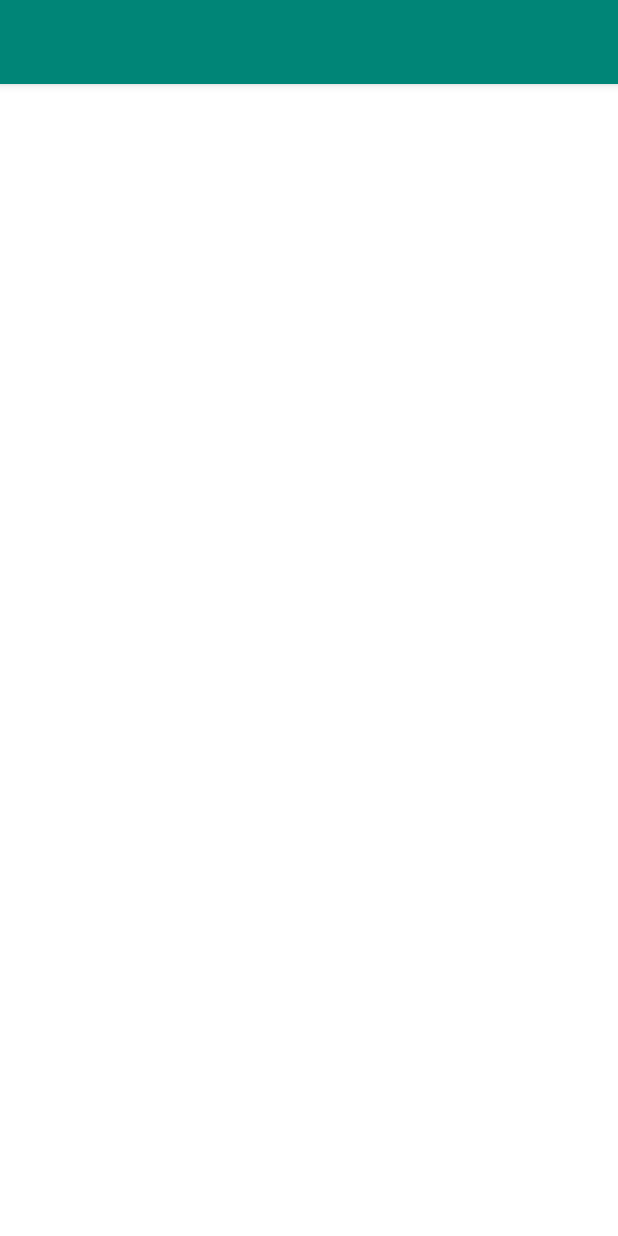
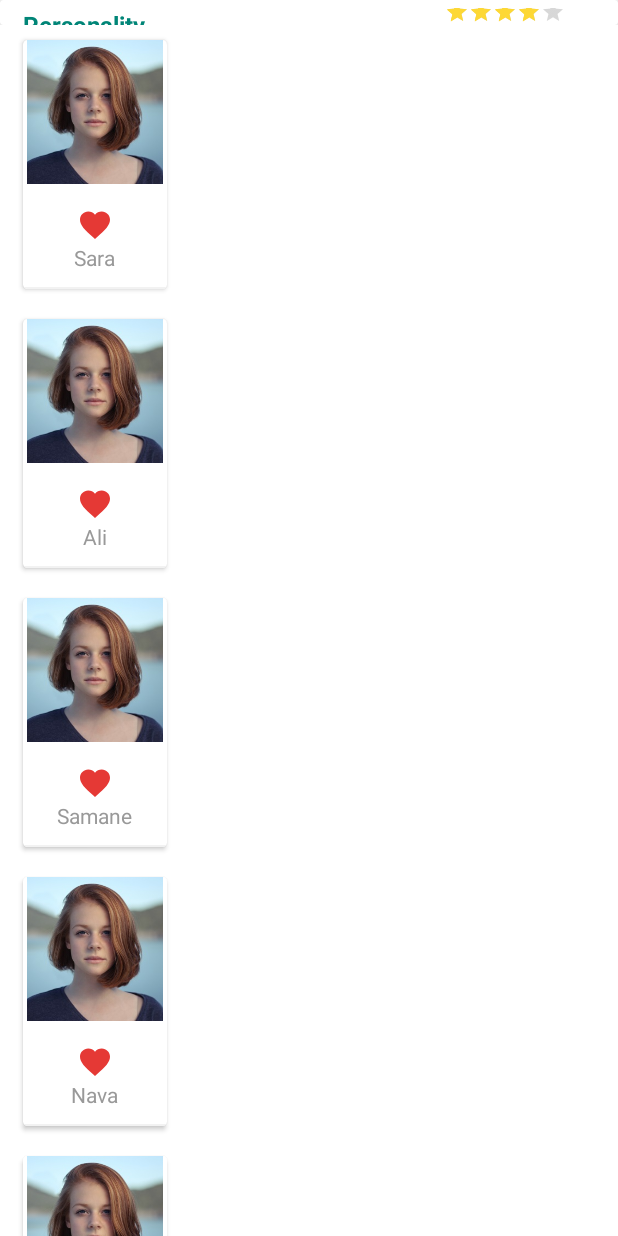
Before and after one commit to zahramsv/PopularityAndroid, an Android app: the fragment InstagramPopularityFragment shown on its own in the app's theme, on a phone screen of 412 x 824 dp. Run offline under Robolectric (Android 15) with nearby library versions, the phone set to English and light mode, and no system bars; our stand-ins replace CircleImageView.

Commit message:
Adapters

```diff
--- a/app/build.gradle
+++ b/app/build.gradle
@@ -38,6 +38,6 @@ dependencies {
 
     // Library added
 
-    implementation 'com.github.charlieAndroidDev:Instagram4Android:0.2.7'    //instagram api
-    implementation 'com.mikhaellopez:circularimageview:4.1.0'         // circle image view
+    implementation 'com.github.charlieAndroidDev:Instagram4Android:0.2.7'    // instagram api
+    implementation 'de.hdodenhof:circleimageview:3.0.1'                // Circle ImageView
 }
--- a/app/src/main/AndroidManifest.xml
+++ b/app/src/main/AndroidManifest.xml
@@ -13,7 +13,7 @@
         android:theme="@style/AppTheme"
         tools:ignore="GoogleAppIndexingWarning">
         <activity
-            android:name=".Activities.MainActivity"
+            android:name=".activity.MainActivity"
             android:theme="@style/AppTheme.Launcher"
             android:screenOrientation="portrait">
             <intent-filter>
--- a/app/src/main/java/com/example/popularity/Fragments/InstagramPopularityFragment.java
+++ /dev/null
@@ -1,39 +0,0 @@
-package com.example.popularity.Fragments;
-
-import android.os.Bundle;
-import android.view.LayoutInflater;
-import android.view.View;
-import android.view.ViewGroup;
-import com.example.popularity.Utils.BaseFragment;
-import com.example.popularity.R;
-
-public class InstagramPopularityFragment extends BaseFragment {
-
-
-    public InstagramPopularityFragment() {
-        // Required empty public constructor
-    }
-
-
-    public static InstagramPopularityFragment newInstance() {
-        InstagramPopularityFragment fragment = new InstagramPopularityFragment();
-        return fragment;
-    }
-
-    @Override
-    public void onCreate(Bundle savedInstanceState) {
-        super.onCreate(savedInstanceState);
-
-    }
-
-    @Override
-    public View onCreateView(LayoutInflater inflater, ViewGroup container,
-                             Bundle savedInstanceState) {
-        // Inflate the layout for this fragment
-        View view = inflater.inflate(R.layout.fragment_instageam_popularity, container, false);
-        return view;
-    }
-
-
-
-}
--- a/app/src/main/java/com/example/popularity/Activities/MainActivity.java
+++ b/app/src/main/java/com/example/popularity/activity/MainActivity.java
@@ -1,4 +1,4 @@
-package com.example.popularity.Activities;
+package com.example.popularity.activity;
 
 import android.app.Dialog;
 import android.os.Handler;
@@ -15,17 +15,17 @@ import android.widget.Button;
 import android.widget.ImageView;
 import android.widget.TextView;
 
-import com.example.popularity.Fragments.InstagramPopularityFragment;
-import com.example.popularity.Fragments.LoginFragment;
-import com.example.popularity.Fragments.MenuDrawer;
-import com.example.popularity.Fragments.SplashFragment;
-import com.example.popularity.Utils.BaseFragment;
+import com.example.popularity.fragment.InstagramPopularityFragment;
+import com.example.popularity.fragment.LoginFragment;
+import com.example.popularity.fragment.MenuDrawerFragment;
+import com.example.popularity.fragment.SplashFragment;
+import com.example.popularity.utils.BaseFragment;
 import com.example.popularity.R;
 import dev.niekirk.com.instagram4android.Instagram4Android;
 import dev.niekirk.com.instagram4android.requests.payload.InstagramLoginResult;
 
 public class MainActivity extends AppCompatActivity implements
-        MenuDrawer.OnSlidingMenuFragmentListener
+        MenuDrawerFragment.OnSlidingMenuFragmentListener
 {
 
     private TextInputEditText username, password;
@@ -34,7 +34,7 @@ public class MainActivity extends AppCompatActivity implements
     private Instagram4Android instagram;
 
     DrawerLayout                    drawerLayout;
-    MenuDrawer             slidingMenuFragment;
+    MenuDrawerFragment slidingMenuFragment;
 
     @Override
     protected void onCreate(Bundle savedInstanceState) {
@@ -42,7 +42,7 @@ public class MainActivity extends AppCompatActivity implements
         setContentView(R.layout.activity_main);
 
         drawerLayout    = findViewById(R.id.drawer_layout);
-        slidingMenuFragment = (MenuDrawer) getSupportFragmentManager().findFragmentById(R.id.fragment_nd);
+        slidingMenuFragment = (MenuDrawerFragment) getSupportFragmentManager().findFragmentById(R.id.fragment_nd);
 
         openFragment(new SplashFragment(),false);
 
--- /dev/null
+++ b/app/src/main/java/com/example/popularity/adapter/FriendsListAdapter.java
@@ -0,0 +1,69 @@
+package com.example.popularity.adapter;
+
+import android.content.Context;
+import android.support.annotation.NonNull;
+import android.support.v7.widget.RecyclerView;
+import android.view.LayoutInflater;
+import android.view.View;
+import android.view.ViewGroup;
+import android.widget.ImageView;
+import android.widget.TextView;
+
+import com.example.popularity.R;
+import com.example.popularity.model.Friend;
+
+import java.util.ArrayList;
+import java.util.List;
+
+import de.hdodenhof.circleimageview.CircleImageView;
+
+public class FriendsListAdapter extends RecyclerView.Adapter<FriendsListAdapter.FriendsHolder> {
+
+
+    private List<Friend> friends = new ArrayList<>();
+    private Context context;
+
+    public FriendsListAdapter(List<Friend> friends, Context context) {
+        this.friends = friends;
+        this.context = context;
+    }
+
+    @NonNull
+    @Override
+    public FriendsHolder onCreateViewHolder(@NonNull ViewGroup viewGroup, int i) {
+
+        View v = LayoutInflater.from(viewGroup.getContext()).inflate(R.layout.item_friend, viewGroup, false);
+        return new FriendsHolder(v);
+
+    }
+
+    @Override
+    public void onBindViewHolder(@NonNull FriendsHolder friendsHolder, int i) {
+
+        if (friendsHolder instanceof FriendsHolder) {
+            FriendsHolder view = (FriendsHolder) friendsHolder;
+            final Friend obj = friends.get(i);
+            view.username.setText(obj.getName());
+        }
+    }
+
+    @Override
+    public int getItemCount() {
+        return friends.size();
+    }
+
+    public class FriendsHolder extends RecyclerView.ViewHolder {
+
+        //CircleImageView profile_image;
+        private ImageView ic_rate;
+        private TextView username;
+        private ImageView profile_image;
+
+        public FriendsHolder(@NonNull View itemView) {
+            super(itemView);
+            profile_image = itemView.findViewById(R.id.profile_image);
+            ic_rate = itemView.findViewById(R.id.rate);
+            username = itemView.findViewById(R.id.username);
+        }
+    }
+}
--- /dev/null
+++ b/app/src/main/java/com/example/popularity/adapter/RateListAdapter.java
@@ -0,0 +1,63 @@
+package com.example.popularity.adapter;
+
+import android.content.Context;
+import android.support.annotation.NonNull;
+import android.support.v7.widget.AppCompatRatingBar;
+import android.support.v7.widget.RecyclerView;
+import android.view.LayoutInflater;
+import android.view.View;
+import android.view.ViewGroup;
+import android.widget.TextView;
+
+import com.example.popularity.R;
+import com.example.popularity.model.Friend;
+import com.example.popularity.model.Rate;
+
+import java.util.ArrayList;
+import java.util.List;
+
+public class RateListAdapter extends RecyclerView.Adapter<RateListAdapter.RateHolder> {
+
+
+    private List<Rate> rates = new ArrayList<>();
+    private Context context;
+
+    public RateListAdapter(List<Rate> rates, Context context) {
+        this.rates = rates;
+        this.context = context;
+    }
+
+    @NonNull
+    @Override
+    public RateHolder onCreateViewHolder(@NonNull ViewGroup viewGroup, int i) {
+        View view = LayoutInflater.from(viewGroup.getContext()).inflate(R.layout.item_rate, viewGroup, false);
+        return new RateHolder(view);
+    }
+
+    @Override
+    public void onBindViewHolder(@NonNull RateHolder rateHolder, int i) {
+
+        if (rateHolder instanceof RateHolder) {
+            RateHolder view =  rateHolder;
+            final Rate o = rates.get(i);
+            view.attribute.setText(o.getAttribute());
+        }
+    }
+
+    @Override
+    public int getItemCount() {
+        return rates.size();
+    }
+
+    public class RateHolder extends RecyclerView.ViewHolder {
+
+
+        private TextView attribute;
+        private AppCompatRatingBar ratingBar;
+        public RateHolder(@NonNull View itemView) {
+            super(itemView);
+            attribute=itemView.findViewById(R.id.attribute);
+            ratingBar=itemView.findViewById(R.id.rating);
+        }
+    }
+}
--- /dev/null
+++ b/app/src/main/java/com/example/popularity/fragment/InstagramPopularityFragment.java
@@ -0,0 +1,81 @@
+package com.example.popularity.fragment;
+
+import android.os.Bundle;
+import android.support.v7.widget.LinearLayoutManager;
+import android.support.v7.widget.RecyclerView;
+import android.view.LayoutInflater;
+import android.view.View;
+import android.view.ViewGroup;
+
+import com.example.popularity.adapter.FriendsListAdapter;
+import com.example.popularity.adapter.RateListAdapter;
+import com.example.popularity.model.Friend;
+import com.example.popularity.model.Rate;
+import com.example.popularity.utils.BaseFragment;
+import com.example.popularity.R;
+
+import java.util.ArrayList;
+import java.util.List;
+
+public class InstagramPopularityFragment extends BaseFragment {
+
+
+    private RecyclerView favorites_recycler_view,friends_recycler_view;
+
+    public InstagramPopularityFragment() {
+        // Required empty public constructor
+    }
+
+
+    public static InstagramPopularityFragment newInstance() {
+        InstagramPopularityFragment fragment = new InstagramPopularityFragment();
+        return fragment;
+    }
+
+    @Override
+    public void onCreate(Bundle savedInstanceState) {
+        super.onCreate(savedInstanceState);
+
+    }
+
+    @Override
+    public View onCreateView(LayoutInflater inflater, ViewGroup container,
+                             Bundle savedInstanceState) {
+        // Inflate the layout for this fragment
+        View view = inflater.inflate(R.layout.fragment_instageam_popularity, container, false);
+
+
+        friends_recycler_view=view.findViewById(R.id.friends_recycler_view);
+        LinearLayoutManager layoutManager1=new LinearLayoutManager(getActivity(),LinearLayoutManager.VERTICAL,false);
+        friends_recycler_view.setLayoutManager(layoutManager1);
+
+        List<Friend> friends=new ArrayList<>();
+        friends.add(new Friend("Sara",false));
+        friends.add(new Friend("Ali",false));
+        friends.add(new Friend("Samane",false));
+        friends.add(new Friend("Nava",false));
+        friends.add(new Friend("Hani",false));
+        friends.add(new Friend("Fereshte",false));
+        FriendsListAdapter friendsListAdapter=new FriendsListAdapter(friends,getActivity());
+        friends_recycler_view.setAdapter(friendsListAdapter);
+
+
+
+        favorites_recycler_view=view.findViewById(R.id.favorites_recycler_view);
+        LinearLayoutManager layoutManager=new LinearLayoutManager(getActivity(),LinearLayoutManager.HORIZONTAL,false);
+        favorites_recycler_view.setLayoutManager(layoutManager);
+        List<Rate> rates=new ArrayList<>();
+        rates.add(new Rate("Personality",3));
+        rates.add(new Rate("Beauty",2));
+        rates.add(new Rate("Style",5));
+        rates.add(new Rate("Good Content!",3));
+        RateListAdapter rateListAdapter=new RateListAdapter(rates,getActivity());
+        favorites_recycler_view.setAdapter(rateListAdapter);
+
+
+        return view;
+    }
+
+
+
+}
--- a/app/src/main/java/com/example/popularity/Fragments/LoginFragment.java
+++ b/app/src/main/java/com/example/popularity/fragment/LoginFragment.java
@@ -1,4 +1,4 @@
-package com.example.popularity.Fragments;
+package com.example.popularity.fragment;
 
 import android.os.Bundle;
 import android.view.LayoutInflater;
@@ -6,7 +6,7 @@ import android.view.View;
 import android.view.ViewGroup;
 import android.view.animation.Animation;
 import android.widget.Button;
-import com.example.popularity.Utils.BaseFragment;
+import com.example.popularity.utils.BaseFragment;
 import com.example.popularity.R;
 
 public class LoginFragment extends BaseFragment {
--- a/app/src/main/java/com/example/popularity/Fragments/MenuDrawer.java
+++ b/app/src/main/java/com/example/popularity/fragment/MenuDrawerFragment.java
@@ -1,4 +1,4 @@
-package com.example.popularity.Fragments;
+package com.example.popularity.fragment;
 
 import android.content.Context;
 import android.os.Bundle;
@@ -15,7 +15,7 @@ import android.widget.Button;
 import com.example.popularity.R;
 
 
-public class MenuDrawer extends Fragment {
+public class MenuDrawerFragment extends Fragment {
 
     private ActionBarDrawerToggle drawertoogle;
     private DrawerLayout my_drawer_layout;
@@ -23,7 +23,7 @@ public class MenuDrawer extends Fragment {
     private Button                          btn1,btn2;
     private OnSlidingMenuFragmentListener   mListener;
 
-    public MenuDrawer(){}
+    public MenuDrawerFragment(){}
 
     @Override
     public View onCreateView(LayoutInflater inflater, ViewGroup container, Bundle savedInstanceState) {
--- a/app/src/main/java/com/example/popularity/Fragments/SplashFragment.java
+++ b/app/src/main/java/com/example/popularity/fragment/SplashFragment.java
@@ -1,4 +1,4 @@
-package com.example.popularity.Fragments;
+package com.example.popularity.fragment;
 
 import android.net.Uri;
 import android.os.Bundle;
@@ -6,7 +6,7 @@ import android.support.v4.app.Fragment;
 import android.view.LayoutInflater;
 import android.view.View;
 import android.view.ViewGroup;
-import com.example.popularity.Utils.BaseFragment;
+import com.example.popularity.utils.BaseFragment;
 import com.example.popularity.R;
 
 /**
--- /dev/null
+++ b/app/src/main/java/com/example/popularity/model/Friend.java
@@ -0,0 +1,44 @@
+package com.example.popularity.model;
+
+public class Friend {
+
+    public int image;
+    public String name;
+    public boolean rate;
+
+    public Friend(String name, boolean rate) {
+        this.name = name;
+        this.rate = rate;
+    }
+
+
+    public Friend(int image, String name, boolean rate) {
+        this.image = image;
+        this.name = name;
+        this.rate = rate;
+    }
+
+    public int getImage() {
+        return image;
+    }
+
+    public void setImage(int image) {
+        this.image = image;
+    }
+
+    public String getName() {
+        return name;
+    }
+
+    public void setName(String name) {
+        this.name = name;
+    }
+
+    public boolean isRate() {
+        return rate;
+    }
+
+    public void setRate(boolean rate) {
+        this.rate = rate;
+    }
+}
--- /dev/null
+++ b/app/src/main/java/com/example/popularity/model/Rate.java
@@ -0,0 +1,28 @@
+package com.example.popularity.model;
+
+public class Rate {
+
+    private String attribute;
+    private int Rate;
+
+    public Rate(String attribute, int rate) {
+        this.attribute = attribute;
+        Rate = rate;
+    }
+
+    public String getAttribute() {
+        return attribute;
+    }
+
+    public void setAttribute(String attribute) {
+        this.attribute = attribute;
+    }
+
+    public int getRate() {
+        return Rate;
+    }
+
+    public void setRate(int rate) {
+        Rate = rate;
+    }
+}
--- a/app/src/main/java/com/example/popularity/Utils/BaseFragment.java
+++ b/app/src/main/java/com/example/popularity/utils/BaseFragment.java
@@ -1,4 +1,4 @@
-package com.example.popularity.Utils;
+package com.example.popularity.utils;
 
 import android.support.v4.app.Fragment;
 
--- a/app/src/main/res/layout/activity_main.xml
+++ b/app/src/main/res/layout/activity_main.xml
@@ -7,7 +7,7 @@
     android:layout_width="match_parent"
     android:layout_height="match_parent"
     android:background="@color/white"
-    tools:context=".Activities.MainActivity">
+    tools:context=".activity.MainActivity">
 
    <LinearLayout
        android:layout_width="match_parent"
@@ -47,7 +47,7 @@
    </LinearLayout>
     <fragment
         android:id="@+id/fragment_nd"
-        android:name="com.example.popularity.Fragments.MenuDrawer"
+        android:name="com.example.popularity.fragment.MenuDrawerFragment"
         android:layout_width="280dp"
         android:layout_height="match_parent"
         android:layout_gravity="start"
--- a/app/src/main/res/layout/fragment_instageam_popularity.xml
+++ b/app/src/main/res/layout/fragment_instageam_popularity.xml
@@ -4,15 +4,39 @@
     android:layout_width="match_parent"
     android:layout_height="match_parent"
     android:background="@color/white"
-    tools:context=".Fragments.InstagramPopularityFragment">
+    tools:context=".fragment.InstagramPopularityFragment">
 
 
-    <android.support.design.widget.AppBarLayout
+    <LinearLayout
         android:layout_width="match_parent"
-        android:layout_height="wrap_content">
+        android:layout_height="match_parent"
+        android:orientation="vertical"
+        android:weightSum="3">
 
-        <include layout="@layout/toolbar" />
 
-    </android.support.design.widget.AppBarLayout>
+        <android.support.v7.widget.RecyclerView
+            tools:listitem="@layout/item_rate"
+            android:id="@+id/favorites_recycler_view"
+            android:layout_width="match_parent"
+            android:layout_height="wrap_content"
+            android:layout_weight="1.7">
+
+        </android.support.v7.widget.RecyclerView>
+
+
+        <android.support.v7.widget.RecyclerView
+            android:orientation="horizontal"
+            tools:listitem="@layout/item_friend"
+            android:id="@+id/friends_recycler_view"
+            android:layout_width="match_parent"
+            android:layout_height="wrap_content"
+            android:layout_weight="1.3">
+
+        </android.support.v7.widget.RecyclerView>
+    </LinearLayout>
+
+
+
+
 
 </FrameLayout>
--- a/app/src/main/res/layout/fragment_login.xml
+++ b/app/src/main/res/layout/fragment_login.xml
@@ -5,7 +5,7 @@
     android:layout_width="match_parent"
     android:layout_height="match_parent"
     android:background="@color/white"
-    tools:context=".Fragments.LoginFragment">
+    tools:context=".fragment.LoginFragment">
     <RelativeLayout
         android:layout_width="match_parent"
         android:layout_height="match_parent">
--- a/app/src/main/res/layout/fragment_splash.xml
+++ b/app/src/main/res/layout/fragment_splash.xml
@@ -3,7 +3,7 @@
     xmlns:tools="http://schemas.android.com/tools"
     android:layout_width="match_parent"
     android:layout_height="match_parent"
-    tools:context=".Fragments.SplashFragment">
+    tools:context=".fragment.SplashFragment">
 
     <android.support.v7.widget.AppCompatImageView
         android:layout_width="match_parent"
--- /dev/null
+++ b/app/src/main/res/layout/item_friend.xml
@@ -0,0 +1,74 @@
+<?xml version="1.0" encoding="utf-8"?>
+<android.support.v7.widget.CardView
+    xmlns:android="http://schemas.android.com/apk/res/android"
+    android:layout_width="wrap_content"
+    android:layout_height="wrap_content"
+    android:layout_marginBottom="@dimen/spacing_middle"
+    android:layout_marginLeft="@dimen/spacing_large"
+    android:layout_marginRight="@dimen/spacing_large"
+    android:layout_marginTop="@dimen/spacing_middle"
+    android:visibility="visible"
+    app:cardCornerRadius="3dp"
+    app:cardElevation="2dp"
+    xmlns:app="http://schemas.android.com/apk/res-auto">
+
+
+
+
+        <LinearLayout
+            android:layout_width="wrap_content"
+            android:layout_height="wrap_content"
+            android:gravity="center_horizontal"
+            android:orientation="vertical">
+
+
+
+            <ImageView
+                android:layout_width="96dp"
+                android:layout_height="96dp"
+                android:src="@drawable/photo_female_1"
+                android:id="@+id/profile_image"/>
+
+
+           <!-- <de.hdodenhof.circleimageview.CircleImageView
+                xmlns:app="http://schemas.android.com/apk/res-auto"
+                android:id="@+id/profile_image"
+                android:layout_width="96dp"
+                android:layout_height="96dp"
+                android:src="@drawable/photo_female_1"
+                app:civ_border_width="2dp"
+                app:civ_border_color="#FF000000"/>-->
+
+
+
+            <ImageView
+                android:id="@+id/rate"
+                android:background="@drawable/ic_rate"
+                android:backgroundTint="@color/red_600"
+                android:layout_width="wrap_content"
+                android:layout_height="wrap_content"
+                android:layout_marginTop="@dimen/spacing_large"
+                android:text="Adams Green"
+                android:textAppearance="@style/Base.TextAppearance.AppCompat.Title"
+                android:textColor="@color/grey_90" />
+
+            <TextView
+                android:id="@+id/username"
+                android:layout_width="wrap_content"
+                android:layout_height="wrap_content"
+                android:text="sara"
+                android:textAppearance="@style/TextAppearance.AppCompat.Body1"
+                android:textColor="@color/grey_40" />
+
+
+
+            <View
+                android:layout_width="match_parent"
+                android:layout_height="1dp"
+                android:layout_marginTop="@dimen/spacing_middle"
+                android:background="@color/grey_5" />
+
+
+        </LinearLayout>
+
+</android.support.v7.widget.CardView>
--- /dev/null
+++ b/app/src/main/res/layout/item_rate.xml
@@ -0,0 +1,75 @@
+<?xml version="1.0" encoding="utf-8"?>
+<android.support.v7.widget.CardView xmlns:android="http://schemas.android.com/apk/res/android"
+    xmlns:app="http://schemas.android.com/apk/res-auto"
+    android:layout_width="match_parent"
+    android:layout_height="wrap_content"
+    app:cardBackgroundColor="@android:color/white"
+    app:cardCornerRadius="2dp"
+    app:cardElevation="2dp">
+
+
+
+        <LinearLayout
+            android:id="@+id/lyt_parent"
+            android:layout_width="match_parent"
+            android:layout_height="wrap_content"
+            android:clickable="true"
+            android:orientation="vertical">
+
+
+
+            <View
+                android:layout_width="0dp"
+                android:layout_height="@dimen/spacing_medium" />
+
+            <LinearLayout
+                android:layout_width="match_parent"
+                android:layout_height="wrap_content"
+                android:gravity="center_vertical"
+                android:orientation="horizontal">
+
+                <View
+                    android:layout_width="@dimen/spacing_large"
+                    android:layout_height="0dp" />
+
+                <TextView
+                    android:id="@+id/attribute"
+                    android:layout_width="wrap_content"
+                    android:layout_height="wrap_content"
+                    android:text="attribute"
+                    android:textAppearance="@style/TextAppearance.AppCompat.Subhead"
+                    android:textColor="@color/colorPrimary"
+                    android:textStyle="bold" />
+
+
+                <View
+                    android:layout_width="0dp"
+                    android:layout_height="0dp"
+                    android:layout_weight="1" />
+
+                <android.support.v7.widget.AppCompatRatingBar
+                    android:id="@+id/rating"
+                    style="@style/Yellow.Small.AppCompatRatingBar"
+                    android:layout_width="wrap_content"
+                    android:layout_height="22dp"
+                    android:clickable="true"
+                    android:numStars="5"
+                    android:rating="3.5"
+                    android:stepSize="1"
+                    android:theme="@style/Yellow.Small.AppCompatRatingBar" />
+
+                <View
+                    android:layout_width="@dimen/spacing_xlarge"
+                    android:layout_height="0dp" />
+
+            </LinearLayout>
+
+            <View
+                android:layout_width="0dp"
+                android:layout_height="@dimen/spacing_middle" />
+
+        </LinearLayout>
+
+
+
+</android.support.v7.widget.CardView>
--- a/app/src/main/res/values/styles.xml
+++ b/app/src/main/res/values/styles.xml
@@ -21,4 +21,24 @@
         <item name="colorControlHighlight">@color/green_500</item>
         <item name="colorControlNormal">@color/green_400</item>
     </style>
+
+    <style name="Yellow.Small.AppCompatRatingBar" parent="Base.Widget.AppCompat.RatingBar.Small">
+        <item name="colorControlNormal">@color/grey_60</item>
+        <item name="colorControlActivated">@color/yellow_600</item>
+    </style>
+
+    <style name="Yellow.Small.AppCompatRatingBar.White" parent="Base.Widget.AppCompat.RatingBar.Small">
+        <item name="colorControlNormal">@color/grey_20</item>
+        <item name="colorControlActivated">@color/yellow_600</item>
+    </style>
+
+    <style name="Yellow.Very.Small.AppCompatRatingBar" parent="@style/Yellow.Small.AppCompatRatingBar">
+        <item name="android:minHeight">8dp</item>
+        <item name="android:maxHeight">8dp</item>
+    </style>
+
+    <style name="Yellow.AppCompatRatingBar" parent="Base.Widget.AppCompat.RatingBar.Indicator">
+        <item name="colorControlNormal">@color/grey_60</item>
+        <item name="colorControlActivated">@color/yellow_600</item>
+    </style>
 </resources>
```
